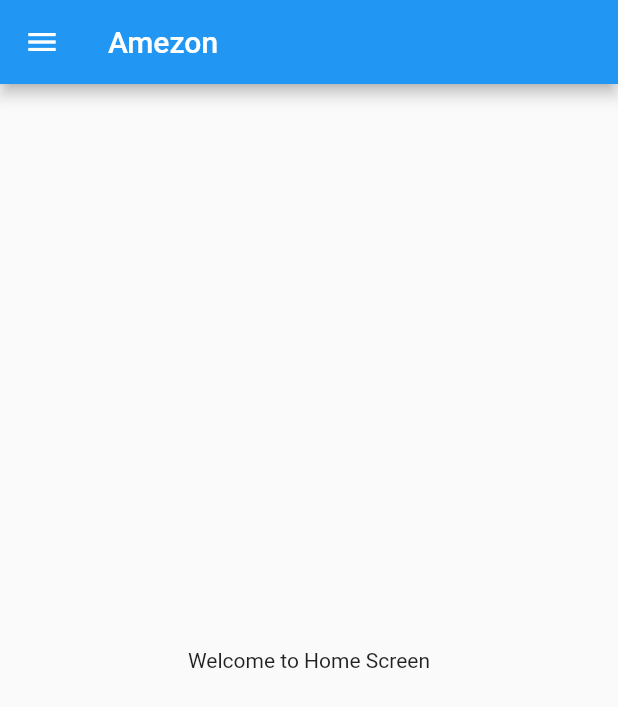
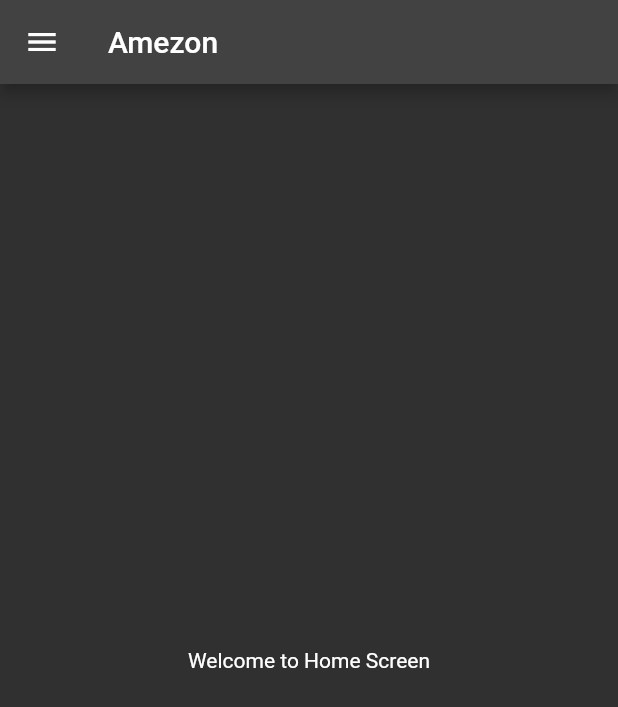
Before and after one commit to sarju90/E-commercial-Application, a Flutter app: the screen it shows after launch, on a phone screen of 412 x 824 dp. Shown: the top 707 px of the screen. Run offline on Flutter 3.47's test engine with Material 2 defaults, Android fonts, the light colour scheme and no system bars.

Commit message:
Day 2 complated

```diff
--- a/lib/main.dart
+++ b/lib/main.dart
@@ -1,4 +1,5 @@
-import 'package:ecommercial_app/home_page.dart';
+import 'package:ecommercial_app/pages/home_page.dart';
+import 'package:ecommercial_app/pages/login_Page.dart';
 import 'package:flutter/material.dart';
 
 void main() {
@@ -9,7 +10,13 @@ class MyApp extends StatelessWidget {
   @override
   Widget build(BuildContext context) {
     return MaterialApp(
-      home: Homepage(),
+      themeMode: ThemeMode.dark,
+      darkTheme: ThemeData(brightness: Brightness.dark),
+      theme: ThemeData(primarySwatch: Colors.deepPurple),
+      routes: {
+        "/": (context) => Homepage(),
+        "/login": (context) => Loginpage(),
+      },
     );
   }
 }
```
Also changed, not shown: lib/pages/login_Page.dart (added, +14 -0 lines), lib/pages/home_page.dart (renamed from lib/home_page.dart).
